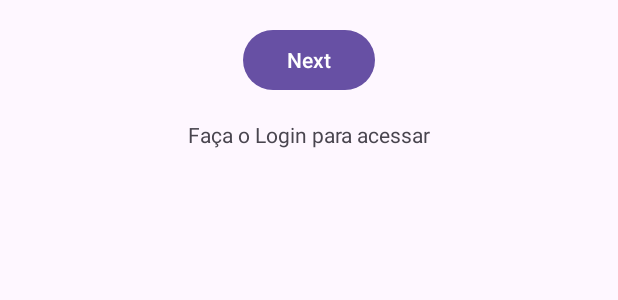
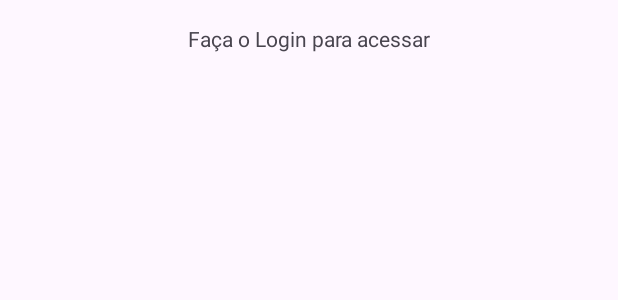
Before and after one commit to victorYghor/Iara, an Android app built with Jetpack Compose: the layout fragment_login.xml on its own in the app's theme, with its tools: preview values and no code run, on a phone screen of 412 x 824 dp. Shown: the top 300 px of the screen. Run offline under Robolectric (Android 15) with nearby library versions, the phone set to English and light mode, and no system bars.

Commit message:
fix somethings in the fragment

```diff
--- a/app/build.gradle.kts
+++ b/app/build.gradle.kts
@@ -47,6 +47,8 @@ dependencies {
     implementation("androidx.core:core-ktx:1.13.1")
     implementation("androidx.navigation:navigation-fragment:2.6.0")
     implementation("androidx.navigation:navigation-ui:2.6.0")
+    implementation("androidx.navigation:navigation-fragment-ktx:2.7.7")
+    implementation("androidx.navigation:navigation-ui-ktx:2.7.7")
     testImplementation("junit:junit:4.13.2")
     androidTestImplementation("androidx.test.ext:junit:1.1.5")
     androidTestImplementation("androidx.test.espresso:espresso-core:3.5.1")
--- a/app/src/main/AndroidManifest.xml
+++ b/app/src/main/AndroidManifest.xml
@@ -13,7 +13,7 @@
         android:theme="@style/Theme.Iara"
         tools:targetApi="31">
         <activity
-            android:name=".Login"
+            android:name=".login.LoginActivity"
             android:exported="false"
             android:theme="@style/Theme.Iara" />
         <activity
--- a/app/src/main/res/layout/activity_login.xml
+++ b/app/src/main/res/layout/activity_login.xml
@@ -1,11 +1,11 @@
 <?xml version="1.0" encoding="utf-8"?>
-<androidx.coordinatorlayout.widget.CoordinatorLayout xmlns:android="http://schemas.android.com/apk/res/android"
+<androidx.constraintlayout.widget.ConstraintLayout xmlns:android="http://schemas.android.com/apk/res/android"
     xmlns:app="http://schemas.android.com/apk/res-auto"
     xmlns:tools="http://schemas.android.com/tools"
     android:layout_width="match_parent"
     android:layout_height="match_parent"
     android:fitsSystemWindows="true"
-    tools:context=".Login">
+    tools:context=".login.LoginActivity">
 
     <com.google.android.material.appbar.AppBarLayout
         android:layout_width="match_parent"
@@ -30,4 +30,4 @@
         android:layout_marginBottom="16dp"
         app:srcCompat="@android:drawable/ic_dialog_email" />
 
-</androidx.coordinatorlayout.widget.CoordinatorLayout>
+</androidx.constraintlayout.widget.ConstraintLayout>
--- a/app/src/main/res/layout/content_login.xml
+++ b/app/src/main/res/layout/content_login.xml
@@ -13,7 +13,9 @@
         app:defaultNavHost="true"
         app:layout_constraintBottom_toBottomOf="parent"
         app:layout_constraintEnd_toEndOf="parent"
+        app:layout_constraintHorizontal_bias="0.0"
         app:layout_constraintStart_toStartOf="parent"
         app:layout_constraintTop_toTopOf="parent"
+        app:layout_constraintVertical_bias="0.0"
         app:navGraph="@navigation/nav_graph" />
 </androidx.constraintlayout.widget.ConstraintLayout>
--- a/app/src/main/res/layout/fragment_login.xml
+++ b/app/src/main/res/layout/fragment_login.xml
@@ -4,32 +4,21 @@
     xmlns:tools="http://schemas.android.com/tools"
     android:layout_width="match_parent"
     android:layout_height="match_parent"
-    tools:context=".FirstFragment">
+    tools:context=".login.LoginFragment">
 
     <androidx.constraintlayout.widget.ConstraintLayout
         android:layout_width="match_parent"
         android:layout_height="match_parent"
-        android:padding="16dp">
-
-        <Button
-            android:id="@+id/button_first"
-            android:layout_width="wrap_content"
-            android:layout_height="wrap_content"
-            android:text="@string/next"
-            app:layout_constraintBottom_toTopOf="@id/textview_first"
-            app:layout_constraintEnd_toEndOf="parent"
-            app:layout_constraintStart_toStartOf="parent"
-            app:layout_constraintTop_toTopOf="parent" />
+        android:padding="16dp"
+        android:isScrollContainer="true">
 
         <TextView
             android:id="@+id/textview_first"
             android:layout_width="wrap_content"
             android:layout_height="wrap_content"
-            android:layout_marginTop="16dp"
             android:text="@string/faca_login_para_acessar"
             app:layout_constraintBottom_toBottomOf="parent"
             app:layout_constraintEnd_toEndOf="parent"
-            app:layout_constraintStart_toStartOf="parent"
-            app:layout_constraintTop_toBottomOf="@id/button_first" />
+            app:layout_constraintStart_toStartOf="parent" />
     </androidx.constraintlayout.widget.ConstraintLayout>
 </androidx.core.widget.NestedScrollView>
--- a/app/src/main/res/layout/fragment_second.xml
+++ b/app/src/main/res/layout/fragment_second.xml
@@ -4,7 +4,7 @@
     xmlns:tools="http://schemas.android.com/tools"
     android:layout_width="match_parent"
     android:layout_height="match_parent"
-    tools:context=".SecondFragment">
+    tools:context=".login.SecondFragment">
 
     <androidx.constraintlayout.widget.ConstraintLayout
         android:layout_width="match_parent"
--- a/app/src/main/res/navigation/nav_graph.xml
+++ b/app/src/main/res/navigation/nav_graph.xml
@@ -7,7 +7,7 @@
 
     <fragment
         android:id="@+id/FirstFragment"
-        android:name="com.iara.FirstFragment"
+        android:name="com.iara.login.LoginFragment"
         android:label="@string/first_fragment_label"
         tools:layout="@layout/fragment_login">
 
@@ -17,7 +17,7 @@
     </fragment>
     <fragment
         android:id="@+id/SecondFragment"
-        android:name="com.iara.SecondFragment"
+        android:name="com.iara.login.SecondFragment"
         android:label="@string/second_fragment_label"
         tools:layout="@layout/fragment_second">
 
```
Also changed, not shown: app/src/main/java/com/iara/Login.java (deleted, +0 -52 lines), app/src/main/java/com/iara/login/LoginActivity.java (added, +17 -0 lines), app/src/main/java/com/iara/login/LoginFragment.java (renamed from app/src/main/java/com/iara/FirstFragment.java, +2 -7 lines), app/src/main/java/com/iara/login/SecondFragment.java (renamed from app/src/main/java/com/iara/SecondFragment.java, +2 -5 lines).
